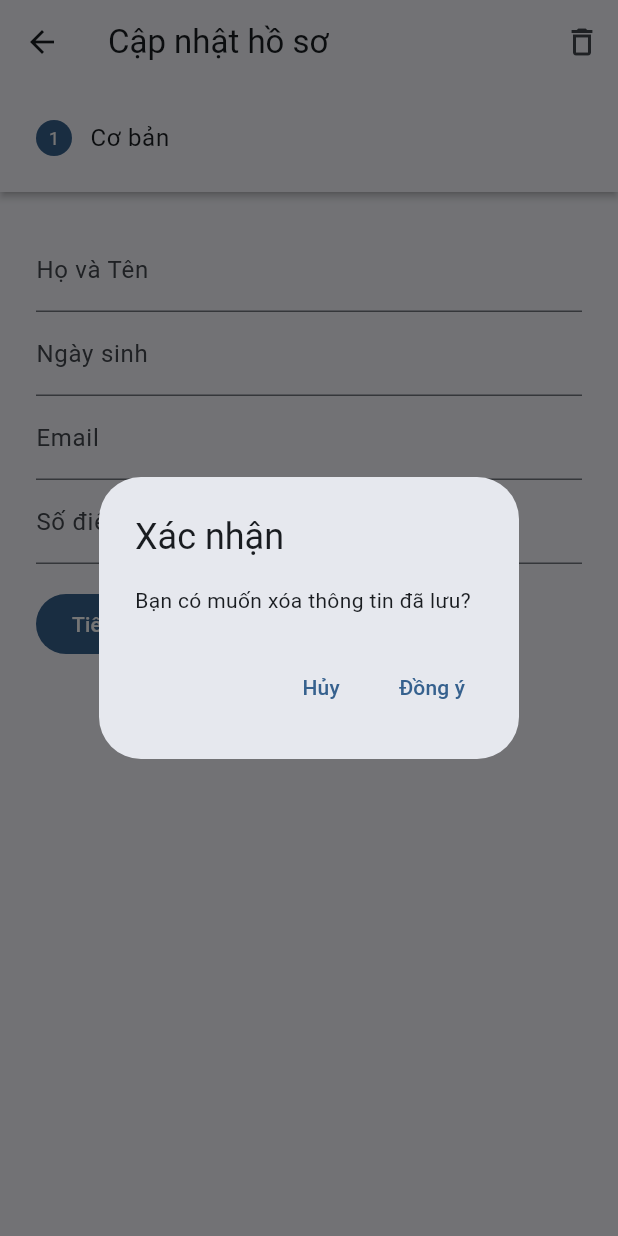
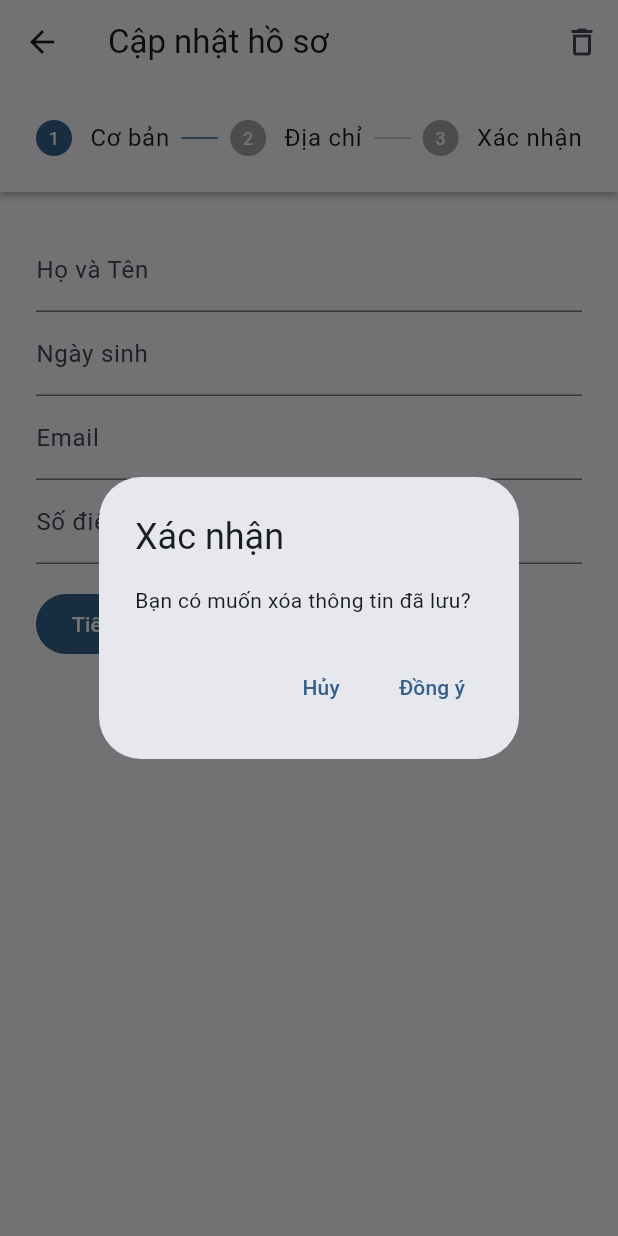
Before and after one commit to Datbst99/flutter_app, a Flutter app: the ProfileView screen opened directly, after a tap on the "delete outline" icon, on a phone screen of 412 x 824 dp. Run offline on Flutter 3.47's test engine with Material 3 defaults, Android fonts, the phone set to English and light mode, and no system bars; missing offline and left inert: localstore, remove_diacritic; network calls fail.

```diff
--- a/lib/views/profile_view.dart
+++ b/lib/views/profile_view.dart
@@ -187,10 +187,22 @@ class _ProfileViewState extends State<ProfileView> {
                   title: const Text("Cơ bản"),
                   content: Step1Form(formKey: step1FormKey, userInfo: userInfo),
                   isActive: currentStep == 0,
-                )
+                ),
+                Step(
+                  title: const Text("Địa chỉ"),
+                  content: Step2Form(formKey: step2FormKey, userInfo: userInfo),
+                  isActive: currentStep == 1,
+                ),
+                Step(
+                  title: const Text("Xác nhận"),
+                  content: ConfirmInfo(userInfo: userInfo),
+                  isActive: currentStep == 2,
+                ),
               ],
             );
-          } else {
+          } else if (snapshot.hasError) {
+            return Center(child: Text("Lỗi: ${snapshot.error}"));
+          }else {
             return const Center(child: LinearProgressIndicator(),);
           }
         },
@@ -199,6 +211,46 @@ class _ProfileViewState extends State<ProfileView> {
   }
 }
 
+class ConfirmInfo extends StatelessWidget {
+  final UserInfo userInfo;
+  const ConfirmInfo({super.key, required this.userInfo});
+
+  @override
+  Widget build(BuildContext context) {
+    return Padding(
+      padding: const EdgeInsets.only(bottom: 16),
+      child: Column(
+        crossAxisAlignment: CrossAxisAlignment.start,
+        children: [
+          _buildInfoItem('Họ Và Tên:', userInfo.name),
+          _buildInfoItem("Ngày sinh", userInfo.birthDate != null ? DateFormat('dd/MM/yyyy').format(userInfo.birthDate!) : ''),
+          _buildInfoItem('Email:', userInfo.email),
+          _buildInfoItem('Số điện thoại:', userInfo.phoneNumber),
+          _buildInfoItem('Tỉnh / Thành phố:', userInfo.address?.province?.name),
+          _buildInfoItem('Huyện / Quận:', userInfo.address?.district?.name),
+          _buildInfoItem('Xã / Phường / Thị trấn:', userInfo.address?.ward?.name),
+          _buildInfoItem('Địa chỉ:', userInfo.address?.street),
+        ],
+      ),
+    );
+  }
+}
+
+Widget _buildInfoItem(String label, String? value){
+  return Padding(
+    padding: const EdgeInsets.symmetric(vertical: 8.0),
+    child: TextField(
+      readOnly: true,
+      controller: TextEditingController(text: value),
+      decoration: InputDecoration(
+        labelText: label,
+        border: const OutlineInputBorder(),
+        contentPadding: const EdgeInsets.all(8.0)
+      ),
+      style: const TextStyle(fontSize: 16),
+    ),
+  );
+}
 
 class Step1Form extends StatefulWidget {
   final GlobalKey<FormState> formKey;
@@ -225,7 +277,7 @@ class _Step1FormState extends State<Step1Form> {
     return emailRegex.hasMatch(email);
   }
 
-    bool isMobileValid(String email) {
+  bool isMobileValid(String email) {
     String pattern = r"/(84[3|5|7|8|9])+([0-9]{8})\b/g";
 
     final emailRegex = RegExp(pattern);
```
Also changed, not shown: lib/models/article.dart (+25 -3 lines), lib/views/home_view.dart (+52 -17 lines).
